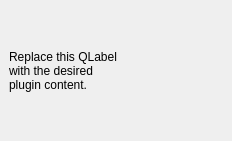
Old version of the form LocatorTool/LocatingTool/locating_tool_dockwidget_base.ui in the repository qq2012/GEO1005.
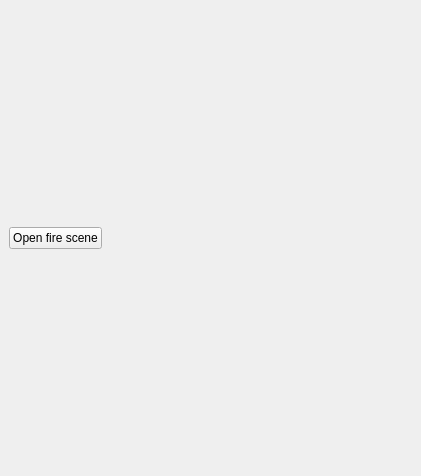
New version of the form.

What changed in the file:
```diff
--- a/LocatorTool/LocatingTool/locating_tool_dockwidget_base.ui
+++ b/LocatorTool/LocatingTool/locating_tool_dockwidget_base.ui
@@ -2,12 +2,15 @@
 <ui version="4.0">
  <class>LocatingToolDockWidgetBase</class>
  <widget class="QDockWidget" name="LocatingToolDockWidgetBase">
+  <property name="enabled">
+   <bool>true</bool>
+  </property>
   <property name="geometry">
    <rect>
     <x>0</x>
     <y>0</y>
-    <width>232</width>
-    <height>141</height>
+    <width>421</width>
+    <height>476</height>
    </rect>
   </property>
   <property name="windowTitle">
@@ -15,12 +18,16 @@
   </property>
   <widget class="QWidget" name="dockWidgetContents">
    <layout class="QGridLayout" name="gridLayout">
-    <item row="0" column="0">
-     <widget class="QLabel" name="label">
+    <item row="0" column="0" colspan="2">
+     <widget class="QPushButton" name="openFireButton">
+      <property name="sizePolicy">
+       <sizepolicy hsizetype="Fixed" vsizetype="Fixed">
+        <horstretch>0</horstretch>
+        <verstretch>0</verstretch>
+       </sizepolicy>
+      </property>
       <property name="text">
-       <string>Replace this QLabel
-with the desired
-plugin content.</string>
+       <string>Open fire scene</string>
       </property>
      </widget>
     </item>
```
